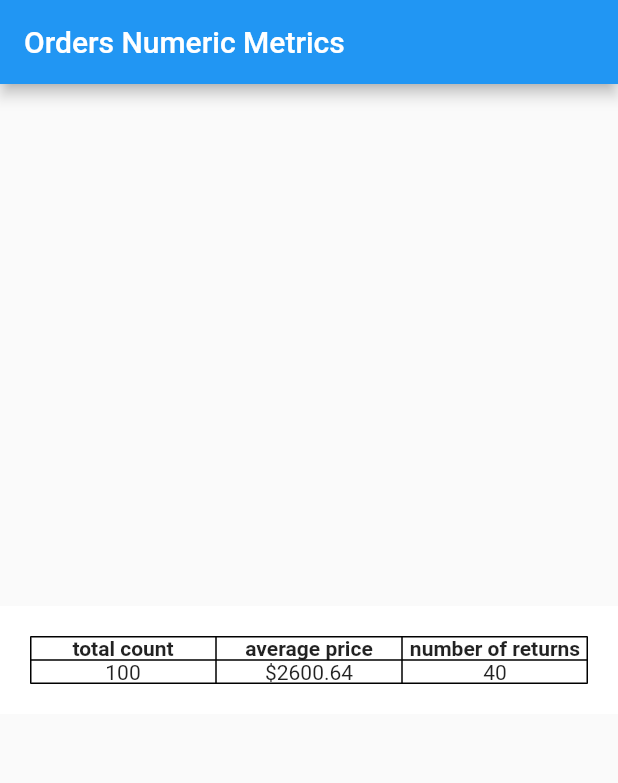
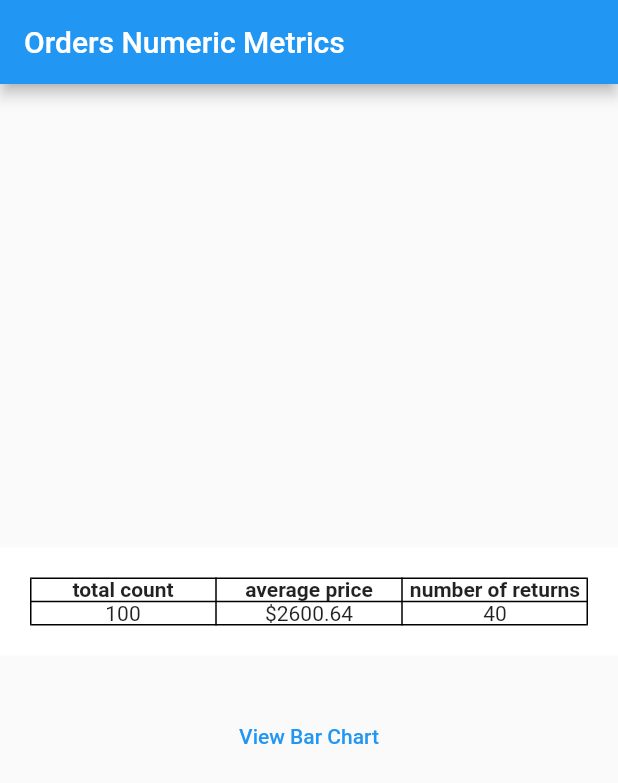
Before and after one commit to islamGharib/ecommerce_shop, a Flutter app: the screen it shows after launch, on a phone screen of 412 x 824 dp. Shown: the top 783 px of the screen. Run offline on Flutter 3.47's test engine with Material 2 defaults, Android fonts, the light colour scheme and no system bars; our stand-ins replace bloc, flutter_bloc.

Commit message:
adding order graph class screen

```diff
--- a/lib/modules/orders_metrics/orders.dart
+++ b/lib/modules/orders_metrics/orders.dart
@@ -1,3 +1,4 @@
+import 'package:ecommerce_shop/modules/orders_graph/bar_chart_graph.dart';
 import 'package:ecommerce_shop/shared/cubit/cubit.dart';
 import 'package:ecommerce_shop/shared/cubit/states.dart';
 import 'package:flutter/cupertino.dart';
@@ -16,8 +17,10 @@ class OrdersMetrics extends StatelessWidget {
           appBar: AppBar(
             title: Text('Orders Numeric Metrics'),
           ),
-          body: Center(
-            child: Container(
+          body: Column(
+            mainAxisAlignment: MainAxisAlignment.center,
+            children: [
+              Container(
                 color: Colors.white,
                 padding: EdgeInsets.all(20.0),
                 child: Table(
@@ -64,6 +67,19 @@ class OrdersMetrics extends StatelessWidget {
                   ],
                 ),
               ),
+              SizedBox(height: 30,),
+              TextButton(
+                  onPressed: (){
+                    Navigator.push(
+                      context,
+                      MaterialPageRoute(
+                        builder: (context) => OrdersBarChartGraph(),
+                      ),
+                    );
+                  },
+                  child: Text('View Bar Chart'),
+              ),
+            ],
           ),
         );
       },
```
Also changed, not shown: lib/modules/orders_graph/bar_chart_graph.dart (added, +13 -0 lines). Lines whose indentation alone changed are shown as unchanged.
